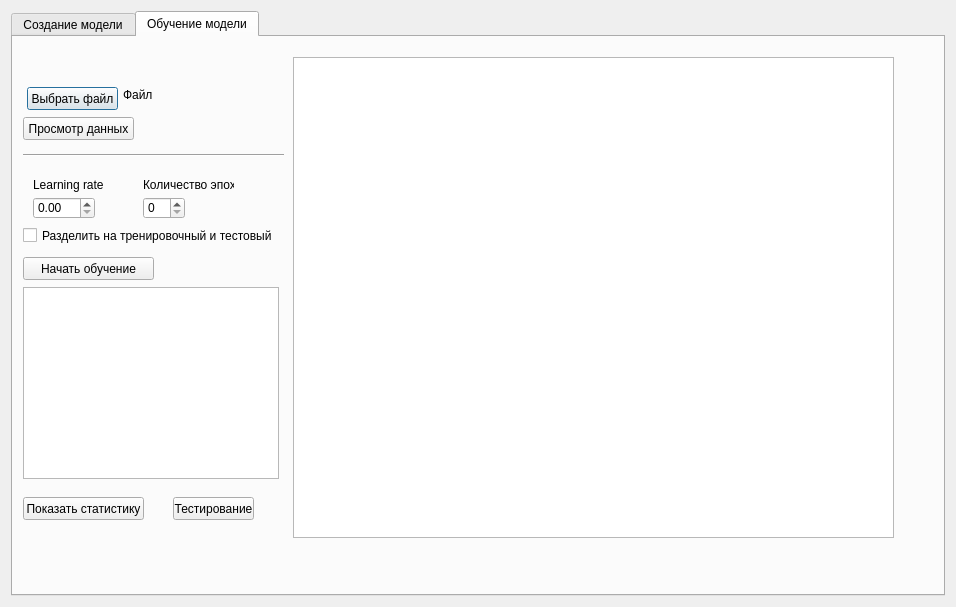
Before: the Qt Designer form ui/ui/nn_creator.ui in Ivanestver/NomogrammsCalculator, drawn with Qt 5.
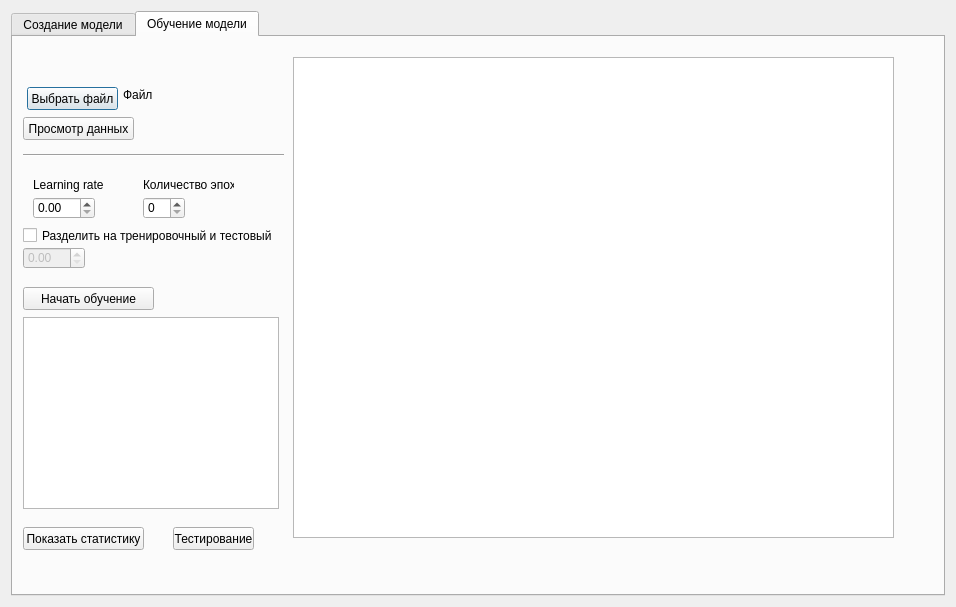
After: the same form once the commit is applied. The open tabs and pages were chosen to show the change.

```diff
--- a/ui/ui/nn_creator.ui
+++ b/ui/ui/nn_creator.ui
@@ -276,7 +276,7 @@
        <property name="geometry">
         <rect>
          <x>10</x>
-         <y>220</y>
+         <y>250</y>
          <width>131</width>
          <height>23</height>
         </rect>
@@ -289,7 +289,7 @@
        <property name="geometry">
         <rect>
          <x>10</x>
-         <y>460</y>
+         <y>490</y>
          <width>121</width>
          <height>23</height>
         </rect>
@@ -302,7 +302,7 @@
        <property name="geometry">
         <rect>
          <x>160</x>
-         <y>460</y>
+         <y>490</y>
          <width>81</width>
          <height>23</height>
         </rect>
@@ -328,12 +328,25 @@
        <property name="geometry">
         <rect>
          <x>10</x>
-         <y>250</y>
+         <y>280</y>
          <width>256</width>
          <height>192</height>
         </rect>
        </property>
       </widget>
+      <widget class="QDoubleSpinBox" name="trainPercentSpinBox">
+       <property name="enabled">
+        <bool>false</bool>
+       </property>
+       <property name="geometry">
+        <rect>
+         <x>10</x>
+         <y>210</y>
+         <width>62</width>
+         <height>22</height>
+        </rect>
+       </property>
+      </widget>
      </widget>
     </widget>
    </item>
```
Left out of the diff: 2 changed lines with no effect on the pictures.
